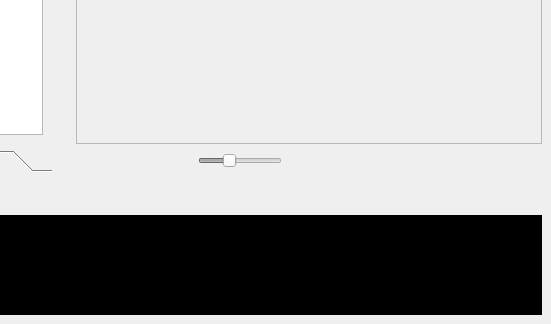
The window that ui/mainwindow.ui (Jean-Romain/tabliato) describes before a commit, drawn with Qt 5; both pictures show x 689 to 1240 and y 517 to 841 of the 1240 by 841 pixel window.
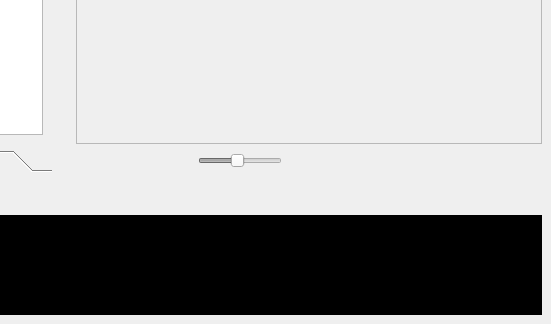
The same window after the commit. Icons and pictures are not drawn. Custom widgets are drawn as their Qt base class.

Commit message: max zoom

```diff
--- a/ui/mainwindow.ui
+++ b/ui/mainwindow.ui
@@ -1232,7 +1232,7 @@
           <number>10</number>
          </property>
          <property name="maximum">
-          <number>200</number>
+          <number>150</number>
          </property>
          <property name="singleStep">
           <number>2</number>
```
The commit also changes 2 other files.
